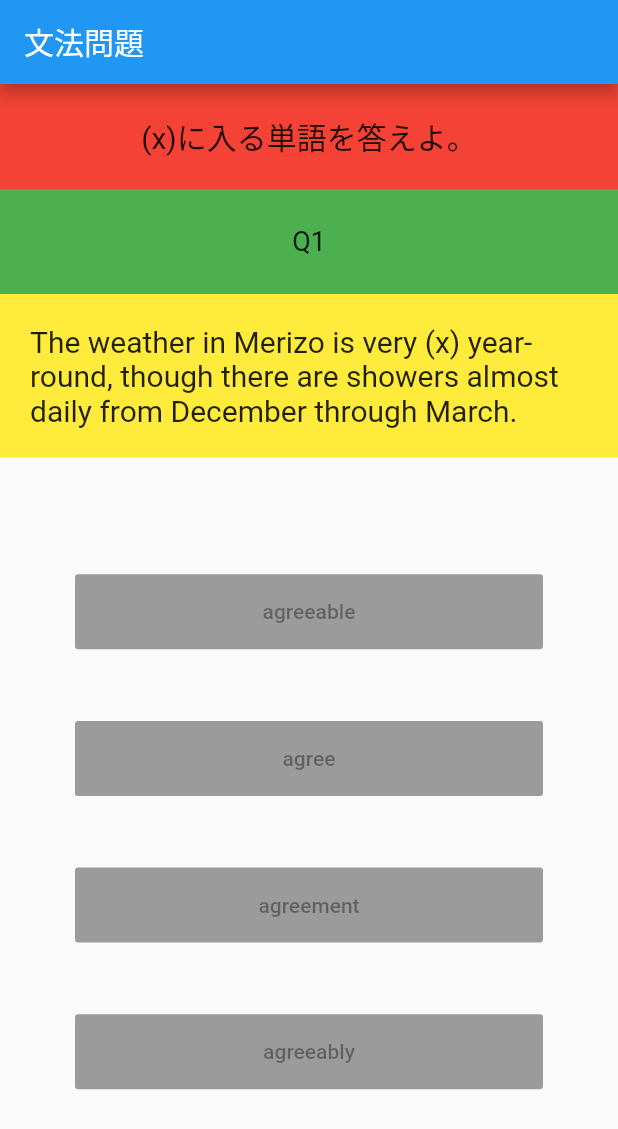
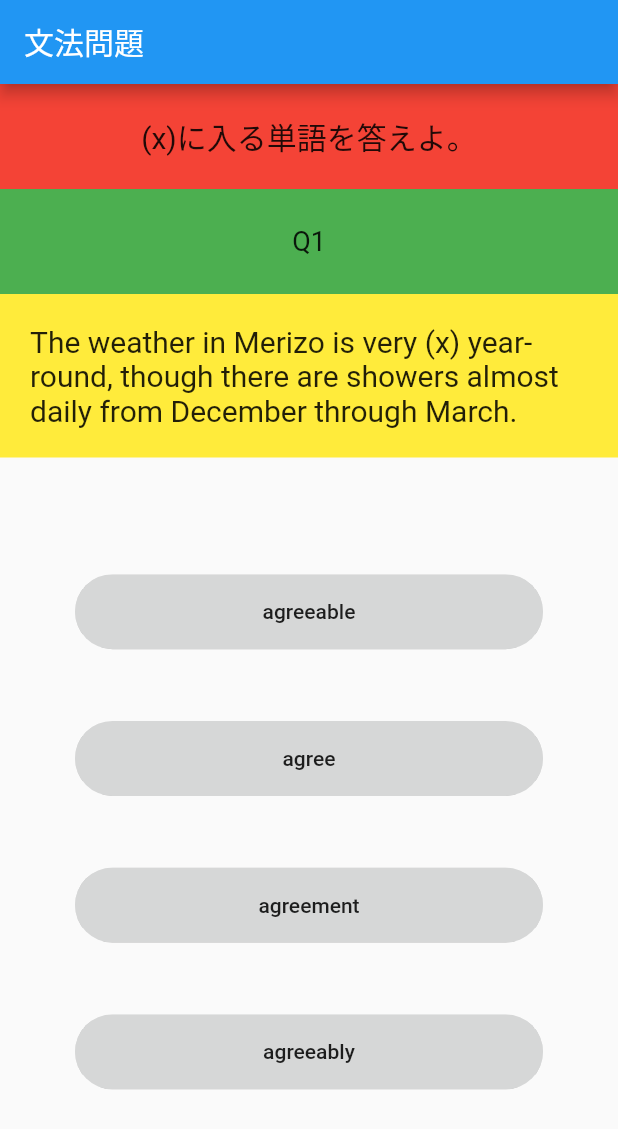
Before and after one commit to tamappe/flutter_blog_quiz_app, a Flutter app: the screen it shows after launch, on a phone screen of 412 x 824 dp. Shown: the top 1129 px of the screen. Run offline on Flutter 3.47's test engine with Material 2 defaults, Android fonts, the phone set to English and light mode, and no system bars.

Commit message:
questionIndexを動的に変更する。選択肢のボタンのデザインを角丸にカラーを16進数で設定

```diff
--- a/lib/main.dart
+++ b/lib/main.dart
@@ -48,6 +48,12 @@ class _MyHomePageState extends State<MyHomePage> {
     }
   ];
 
+  void _answerQuestion() {
+    setState(() {
+      _questionIndex++;
+    });
+  }
+
   @override
   Widget build(BuildContext context) {
     return Scaffold(
@@ -55,7 +61,7 @@ class _MyHomePageState extends State<MyHomePage> {
         title: Text('文法問題'),
       ),
       body: Center(
-        child: Column(
+        child: _questionIndex < _questions.length ? Column(
           mainAxisAlignment: MainAxisAlignment.start,
           children: [
             Container(
@@ -88,22 +94,38 @@ class _MyHomePageState extends State<MyHomePage> {
                     AnswerButton(
                         questions: _questions,
                         questionIndex: _questionIndex,
+                        answerQuestion: _answerQuestion,
                         keyString: 'a'),
                     AnswerButton(
                         questions: _questions,
                         questionIndex: _questionIndex,
+                        answerQuestion: _answerQuestion,
                         keyString: 'b'),
                     AnswerButton(
                         questions: _questions,
                         questionIndex: _questionIndex,
+                        answerQuestion: _answerQuestion,
                         keyString: 'c'),
                     AnswerButton(
                         questions: _questions,
                         questionIndex: _questionIndex,
+                        answerQuestion: _answerQuestion,
                         keyString: 'd'),
                   ],
                 ),
               ),
+            )
+          ],
+        ) : Column(
+          children: [
+            Text('問題が終了しました!'),
+            RaisedButton(
+              child: Text('リセットする'),
+              onPressed: () {
+                setState(() {
+                  _questionIndex = 0;
+                });
+              },
             )
           ],
         ),
--- a/lib/widget/answer_button.dart
+++ b/lib/widget/answer_button.dart
@@ -4,22 +4,28 @@ import '../utils/constants.dart';
 class AnswerButton extends StatelessWidget {
   final int questionIndex;
   final List<Map<String, Object>> questions;
+  final Function answerQuestion;
   final String keyString;
 
   AnswerButton({
     this.questionIndex,
     this.questions,
+    this.answerQuestion,
     this.keyString
   });
 
   @override
   Widget build(BuildContext context) {
-    return SizedBox(
-        width: double.infinity,
-        height: Constants().answerButtonHeight,
-        child: RaisedButton(
-          child: Text(questions[questionIndex][keyString]),
-          onPressed: null,
-        ));
+    return ClipRRect(
+      borderRadius: BorderRadius.circular(Constants().answerButtonHeight / 2),
+      child: SizedBox(
+          width: double.infinity,
+          height: Constants().answerButtonHeight,
+          child: RaisedButton(
+            color: Color(0xffD6D7D7),
+            child: Text(questions[questionIndex][keyString]),
+            onPressed: answerQuestion,
+          )),
+    );
   }
 }
```
